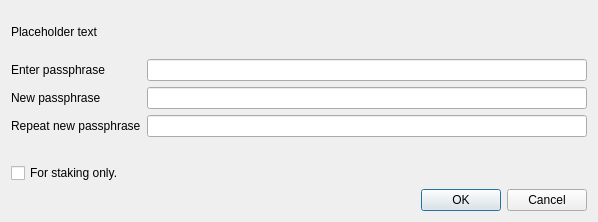
Before: the Qt Designer form src/qt/forms/askpassphrasedialog.ui in SilubiumProject/slucore, drawn with Qt 5.
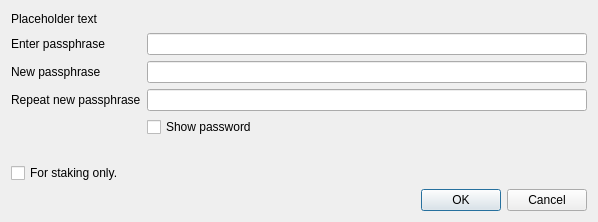
After: the same form once the commit is applied.

Patch:
```diff
--- a/src/qt/forms/askpassphrasedialog.ui
+++ b/src/qt/forms/askpassphrasedialog.ui
@@ -93,6 +93,13 @@
       </widget>
      </item>
      <item row="3" column="1">
+      <widget class="QCheckBox" name="toggleShowPasswordButton">
+       <property name="text">
+        <string>Show password</string>
+       </property>
+      </widget>
+     </item>
+     <item row="4" column="1">
       <widget class="QLabel" name="capsLabel">
        <property name="font">
         <font>
@@ -108,7 +115,7 @@
        </property>
       </widget>
      </item>
-     <item row="4" column="0" colspan="2">
+     <item row="5" column="0" colspan="2">
       <widget class="QCheckBox" name="stakingCheckBox">
        <property name="toolTip">
         <string>Serves to disable the trivial sendmoney when OS account compromised. Provides no real security.</string>
```
